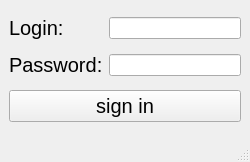
Old version of the form mainwindow.ui in the repository Chpokich/qt_database.
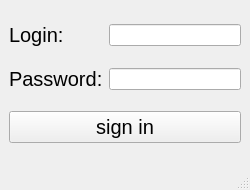
New version of the form.

```diff
--- a/mainwindow.ui
+++ b/mainwindow.ui
@@ -7,7 +7,7 @@
     <x>0</x>
     <y>0</y>
     <width>250</width>
-    <height>162</height>
+    <height>190</height>
    </rect>
   </property>
   <property name="windowTitle">
@@ -15,6 +15,18 @@
   </property>
   <widget class="QWidget" name="centralwidget">
    <layout class="QGridLayout" name="gridLayout">
+    <item row="3" column="0" colspan="2">
+     <widget class="QPushButton" name="pushButton">
+      <property name="font">
+       <font>
+        <pointsize>15</pointsize>
+       </font>
+      </property>
+      <property name="text">
+       <string>sign in</string>
+      </property>
+     </widget>
+    </item>
     <item row="0" column="0">
      <widget class="QLabel" name="label">
       <property name="font">
@@ -32,8 +44,8 @@
       </property>
      </widget>
     </item>
-    <item row="0" column="1">
-     <widget class="QLineEdit" name="lineEdit_1"/>
+    <item row="1" column="1">
+     <widget class="QLineEdit" name="lineEdit_2"/>
     </item>
     <item row="1" column="0">
      <widget class="QLabel" name="label_2">
@@ -52,20 +64,8 @@
       </property>
      </widget>
     </item>
-    <item row="1" column="1">
-     <widget class="QLineEdit" name="lineEdit_2"/>
-    </item>
-    <item row="2" column="0" colspan="2">
-     <widget class="QPushButton" name="pushButton">
-      <property name="font">
-       <font>
-        <pointsize>15</pointsize>
-       </font>
-      </property>
-      <property name="text">
-       <string>sign in</string>
-      </property>
-     </widget>
+    <item row="0" column="1">
+     <widget class="QLineEdit" name="lineEdit_1"/>
     </item>
    </layout>
   </widget>
```
